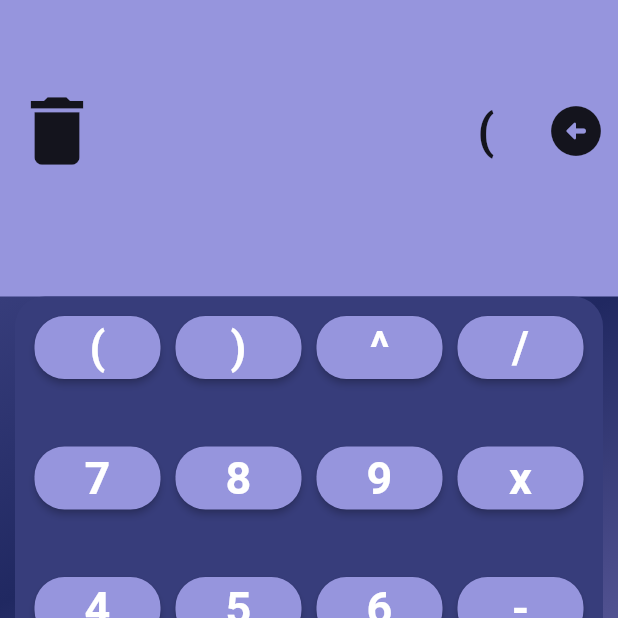
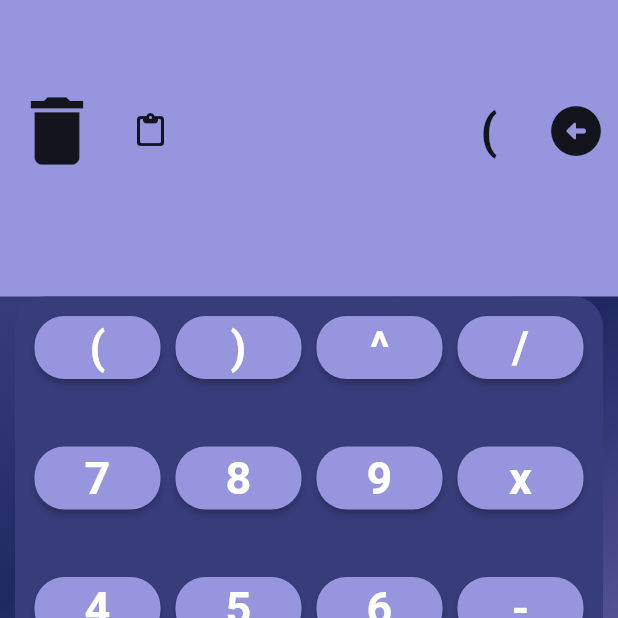
Before and after one commit to NuclearTea/calculator_app, a Flutter app: the screen it shows after launch, after a tap on an icon or button, on a phone screen of 412 x 824 dp, the part 323-941 px from its top. Run offline on Flutter 3.47's test engine with Material 2 defaults, Android fonts, the phone set to English and light mode, and no system bars; our stand-ins replace math_expressions; missing offline and left inert: circular_buffer, function_tree.

Commit message:
Got paste button working

```diff
--- a/lib/main.dart
+++ b/lib/main.dart
@@ -238,6 +238,14 @@ class _MyHomePageState extends State<MyHomePage> {
                           alignment: Alignment.centerLeft,
                           onPressed: () => setState(() => displayString = ""),
                           icon: const Icon(Icons.delete)),
+                    ),
+                    Expanded(
+                      child: IconButton(
+                          onPressed: () => setState(() {
+                                Clipboard.getData(Clipboard.kTextPlain).then(
+                                    (value) => displayString += value!.text!);
+                              }),
+                          icon: const Icon(Icons.paste_rounded)),
                     ),
                     Expanded(
                       flex: 24,
```
